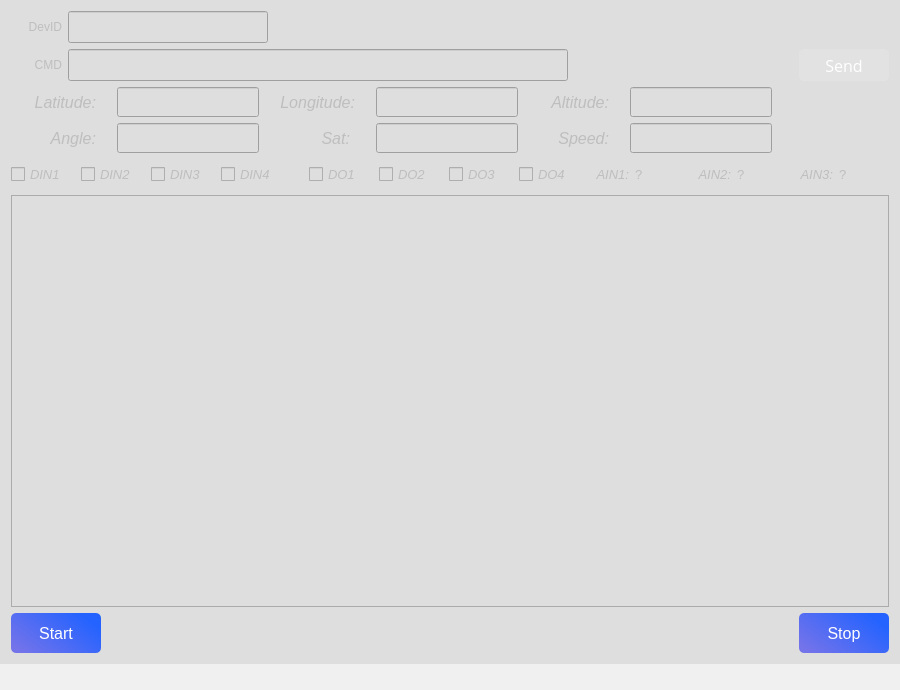
Qt form srv.ui (salara1960/qsrv) before a commit.
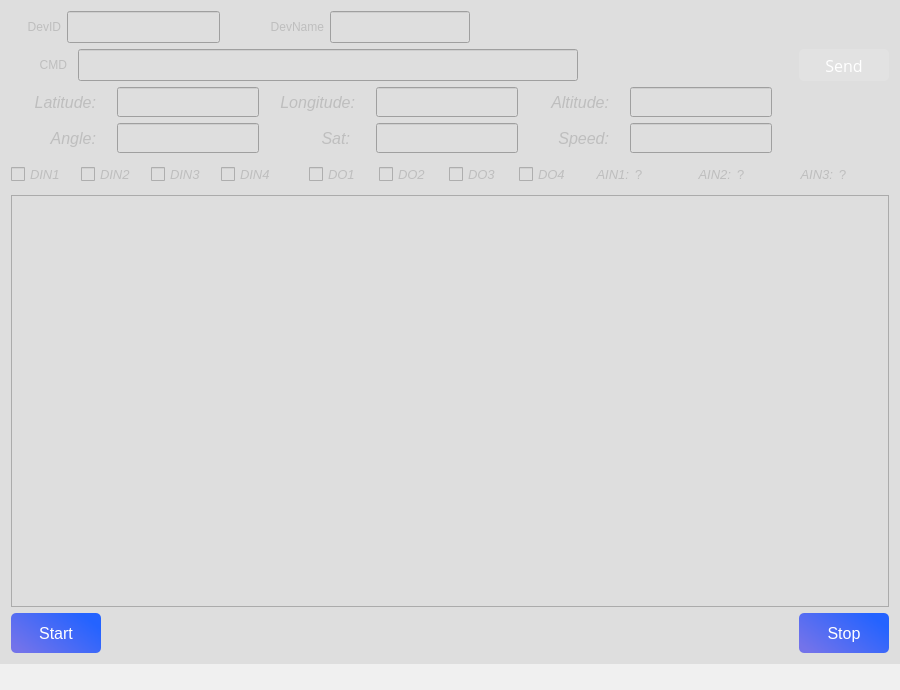
The same form after that commit. Icons and pictures are not drawn.

Commit message: Major changes: for gui form add DevName and show/hide ignition icon, add two starting parameters (port=9090 db=cars.s3db)

What changed in the file:
```diff
--- a/srv.ui
+++ b/srv.ui
@@ -40,7 +40,9 @@
      <pointsize>11</pointsize>
     </font>
    </property>
-   <layout class="QGridLayout" name="gridLayout_9">
+   <layout class="QGridLayout" name="gridLayout_11">
+    <item row="0" column="0" colspan="3">
+     <layout class="QGridLayout" name="gridLayout_10">
     <item row="0" column="0">
      <widget class="QLabel" name="l_imei">
       <property name="enabled">
@@ -54,8 +56,14 @@
       </property>
       <property name="minimumSize">
        <size>
-        <width>51</width>
-        <height>31</height>
+          <width>50</width>
+          <height>32</height>
+         </size>
+        </property>
+        <property name="maximumSize">
+         <size>
+          <width>50</width>
+          <height>32</height>
        </size>
       </property>
       <property name="styleSheet">
@@ -69,7 +77,7 @@
       </property>
      </widget>
     </item>
-    <item row="0" column="1" colspan="2">
+      <item row="0" column="1">
      <widget class="QLineEdit" name="imei">
       <property name="enabled">
        <bool>false</bool>
@@ -89,7 +97,7 @@
       <property name="maximumSize">
        <size>
         <width>200</width>
-        <height>31</height>
+          <height>32</height>
        </size>
       </property>
       <property name="font">
@@ -108,7 +116,113 @@
       </property>
      </widget>
     </item>
-    <item row="1" column="0">
+      <item row="0" column="2">
+       <spacer name="horizontalSpacer_3">
+        <property name="orientation">
+         <enum>Qt::Horizontal</enum>
+        </property>
+        <property name="sizeType">
+         <enum>QSizePolicy::Fixed</enum>
+        </property>
+        <property name="sizeHint" stdset="0">
+         <size>
+          <width>18</width>
+          <height>28</height>
+         </size>
+        </property>
+       </spacer>
+      </item>
+      <item row="0" column="3">
+       <widget class="QLabel" name="l_dev_name">
+        <property name="enabled">
+         <bool>false</bool>
+        </property>
+        <property name="sizePolicy">
+         <sizepolicy hsizetype="Fixed" vsizetype="Fixed">
+          <horstretch>0</horstretch>
+          <verstretch>0</verstretch>
+         </sizepolicy>
+        </property>
+        <property name="minimumSize">
+         <size>
+          <width>80</width>
+          <height>32</height>
+         </size>
+        </property>
+        <property name="maximumSize">
+         <size>
+          <width>80</width>
+          <height>32</height>
+         </size>
+        </property>
+        <property name="styleSheet">
+         <string notr="true">font: 12pt &quot;Sans Serif&quot;;</string>
+        </property>
+        <property name="text">
+         <string>DevName</string>
+        </property>
+        <property name="alignment">
+         <set>Qt::AlignRight|Qt::AlignTrailing|Qt::AlignVCenter</set>
+        </property>
+       </widget>
+      </item>
+      <item row="0" column="4">
+       <widget class="QLineEdit" name="dev_name">
+        <property name="enabled">
+         <bool>false</bool>
+        </property>
+        <property name="sizePolicy">
+         <sizepolicy hsizetype="Fixed" vsizetype="Fixed">
+          <horstretch>0</horstretch>
+          <verstretch>0</verstretch>
+         </sizepolicy>
+        </property>
+        <property name="minimumSize">
+         <size>
+          <width>140</width>
+          <height>32</height>
+         </size>
+        </property>
+        <property name="maximumSize">
+         <size>
+          <width>140</width>
+          <height>32</height>
+         </size>
+        </property>
+        <property name="font">
+         <font>
+          <pointsize>12</pointsize>
+         </font>
+        </property>
+        <property name="alignment">
+         <set>Qt::AlignLeading|Qt::AlignLeft|Qt::AlignVCenter</set>
+        </property>
+        <property name="dragEnabled">
+         <bool>true</bool>
+        </property>
+        <property name="readOnly">
+         <bool>true</bool>
+        </property>
+       </widget>
+      </item>
+     </layout>
+    </item>
+    <item row="0" column="3" colspan="3">
+     <spacer name="horizontalSpacer_4">
+      <property name="orientation">
+       <enum>Qt::Horizontal</enum>
+      </property>
+      <property name="sizeHint" stdset="0">
+       <size>
+        <width>419</width>
+        <height>28</height>
+       </size>
+      </property>
+     </spacer>
+    </item>
+    <item row="1" column="0" colspan="4">
+     <layout class="QGridLayout" name="gridLayout_12">
+      <item row="0" column="0">
      <widget class="QLabel" name="l_cmd">
       <property name="enabled">
        <bool>false</bool>
@@ -139,7 +253,7 @@
       </property>
      </widget>
     </item>
-    <item row="1" column="1" colspan="4">
+      <item row="0" column="1">
      <widget class="QLineEdit" name="cmd">
       <property name="enabled">
        <bool>false</bool>
@@ -163,7 +277,9 @@
       </property>
      </widget>
     </item>
-    <item row="1" column="6">
+     </layout>
+    </item>
+    <item row="1" column="5">
      <widget class="QPushButton" name="sending">
       <property name="enabled">
        <bool>false</bool>
@@ -207,7 +323,7 @@
       </property>
      </widget>
     </item>
-    <item row="2" column="0" colspan="6">
+    <item row="2" column="0" colspan="5">
      <layout class="QGridLayout" name="gridLayout">
       <item row="0" column="0">
        <widget class="QLabel" name="label">
@@ -577,7 +693,7 @@
       </item>
      </layout>
     </item>
-    <item row="3" column="0" colspan="5">
+    <item row="3" column="0" colspan="4">
      <layout class="QGridLayout" name="gridLayout_4">
       <item row="0" column="0">
        <layout class="QGridLayout" name="gridLayout_2">
@@ -781,7 +897,7 @@
       </item>
      </layout>
     </item>
-    <item row="3" column="5" colspan="2">
+    <item row="3" column="4" colspan="2">
      <layout class="QGridLayout" name="gridLayout_8">
       <item row="0" column="0">
        <layout class="QGridLayout" name="gridLayout_5">
@@ -974,7 +1090,7 @@
       </item>
      </layout>
     </item>
-    <item row="4" column="0" colspan="7">
+    <item row="4" column="0" colspan="6">
      <widget class="QTextBrowser" name="textinfo">
       <property name="enabled">
        <bool>true</bool>
@@ -998,7 +1114,7 @@
       </property>
      </widget>
     </item>
-    <item row="5" column="0" colspan="2">
+    <item row="5" column="0">
      <widget class="QPushButton" name="starting">
       <property name="sizePolicy">
        <sizepolicy hsizetype="Fixed" vsizetype="Fixed">
@@ -1038,7 +1154,7 @@
       </property>
      </widget>
     </item>
-    <item row="5" column="2">
+    <item row="5" column="1">
      <spacer name="horizontalSpacer">
       <property name="orientation">
        <enum>Qt::Horizontal</enum>
@@ -1051,7 +1167,28 @@
       </property>
      </spacer>
     </item>
-    <item row="5" column="3">
+    <item row="5" column="2" colspan="2">
+     <layout class="QGridLayout" name="gridLayout_9">
+      <item row="0" column="0">
+       <widget class="QLabel" name="l_ignition">
+        <property name="enabled">
+         <bool>true</bool>
+        </property>
+        <property name="minimumSize">
+         <size>
+          <width>84</width>
+          <height>40</height>
+         </size>
+        </property>
+        <property name="styleSheet">
+         <string notr="true">image: url(:/png/ignition1.png);</string>
+        </property>
+        <property name="text">
+         <string/>
+        </property>
+       </widget>
+      </item>
+      <item row="0" column="1">
      <widget class="QLabel" name="avto">
       <property name="enabled">
        <bool>true</bool>
@@ -1070,7 +1207,9 @@
       </property>
      </widget>
     </item>
-    <item row="5" column="4" colspan="2">
+     </layout>
+    </item>
+    <item row="5" column="4">
      <spacer name="horizontalSpacer_2">
       <property name="orientation">
        <enum>Qt::Horizontal</enum>
@@ -1083,7 +1222,7 @@
       </property>
      </spacer>
     </item>
-    <item row="5" column="6">
+    <item row="5" column="5">
      <widget class="QPushButton" name="stoping">
       <property name="sizePolicy">
        <sizepolicy hsizetype="Fixed" vsizetype="Fixed">
```
Lines whose indentation alone changed are shown as unchanged. The commit also changes 5 other files.
